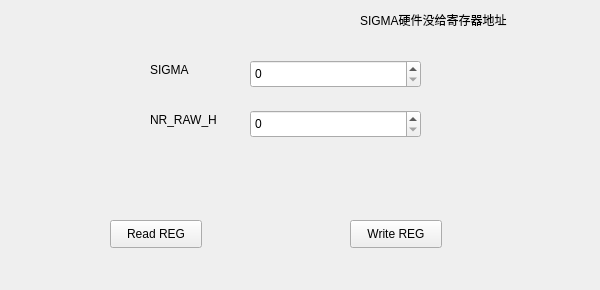
First picture: the form in Link_tab/nr_raw_tab.ui, repository HuJingwen1211/MCISP, before the edit.
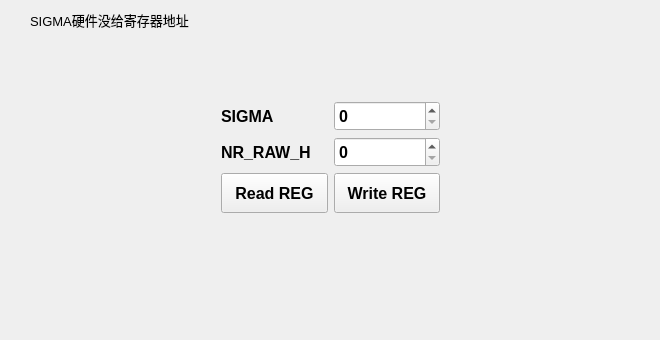
Second picture: the form after the edit.

Diff of the .ui file:
```diff
--- a/Link_tab/nr_raw_tab.ui
+++ b/Link_tab/nr_raw_tab.ui
@@ -6,97 +6,144 @@
    <rect>
     <x>0</x>
     <y>0</y>
-    <width>600</width>
-    <height>290</height>
+    <width>660</width>
+    <height>340</height>
    </rect>
   </property>
+  <property name="minimumSize">
+   <size>
+    <width>660</width>
+    <height>340</height>
+   </size>
+  </property>
   <property name="windowTitle">
    <string>NR_RAW_tab</string>
   </property>
-  <widget class="QSpinBox" name="nr_raw_sigma">
-   <property name="geometry">
-    <rect>
-     <x>250</x>
-     <y>60</y>
-     <width>171</width>
-     <height>28</height>
-    </rect>
-   </property>
-  </widget>
-  <widget class="QSpinBox" name="nr_raw_H">
-   <property name="geometry">
-    <rect>
-     <x>250</x>
-     <y>110</y>
-     <width>171</width>
-     <height>28</height>
-    </rect>
-   </property>
-  </widget>
   <widget class="QLabel" name="label">
    <property name="geometry">
     <rect>
-     <x>360</x>
+     <x>30</x>
      <y>10</y>
      <width>221</width>
      <height>20</height>
     </rect>
    </property>
+   <property name="font">
+    <font>
+     <pointsize>10</pointsize>
+    </font>
+   </property>
    <property name="text">
     <string>SIGMA硬件没给寄存器地址</string>
    </property>
   </widget>
+  <widget class="QWidget" name="">
+   <property name="geometry">
+    <rect>
+     <x>210</x>
+     <y>90</y>
+     <width>241</width>
+     <height>131</height>
+    </rect>
+   </property>
+   <layout class="QGridLayout" name="gridLayout">
+    <item row="0" column="0">
   <widget class="QLabel" name="label_2">
-   <property name="geometry">
-    <rect>
-     <x>150</x>
-     <y>60</y>
-     <width>50</width>
-     <height>19</height>
-    </rect>
+      <property name="font">
+       <font>
+        <pointsize>12</pointsize>
+        <bold>true</bold>
+       </font>
    </property>
    <property name="text">
     <string>SIGMA</string>
    </property>
   </widget>
+    </item>
+    <item row="0" column="1">
+     <widget class="QSpinBox" name="nr_raw_sigma">
+      <property name="minimumSize">
+       <size>
+        <width>0</width>
+        <height>30</height>
+       </size>
+      </property>
+      <property name="font">
+       <font>
+        <pointsize>12</pointsize>
+        <bold>true</bold>
+       </font>
+      </property>
+     </widget>
+    </item>
+    <item row="1" column="0">
   <widget class="QLabel" name="label_3">
-   <property name="geometry">
-    <rect>
-     <x>150</x>
-     <y>110</y>
-     <width>91</width>
-     <height>20</height>
-    </rect>
+      <property name="font">
+       <font>
+        <pointsize>12</pointsize>
+        <bold>true</bold>
+       </font>
    </property>
    <property name="text">
     <string>NR_RAW_H</string>
    </property>
   </widget>
+    </item>
+    <item row="1" column="1">
+     <widget class="QSpinBox" name="nr_raw_H">
+      <property name="minimumSize">
+       <size>
+        <width>0</width>
+        <height>30</height>
+       </size>
+      </property>
+      <property name="font">
+       <font>
+        <pointsize>12</pointsize>
+        <bold>true</bold>
+       </font>
+      </property>
+     </widget>
+    </item>
+    <item row="2" column="0">
   <widget class="QPushButton" name="nr_raw_read_btn">
-   <property name="geometry">
-    <rect>
-     <x>110</x>
-     <y>220</y>
-     <width>92</width>
-     <height>28</height>
-    </rect>
+      <property name="minimumSize">
+       <size>
+        <width>100</width>
+        <height>40</height>
+       </size>
+      </property>
+      <property name="font">
+       <font>
+        <pointsize>12</pointsize>
+        <bold>true</bold>
+       </font>
    </property>
    <property name="text">
     <string>Read REG</string>
    </property>
   </widget>
+    </item>
+    <item row="2" column="1">
   <widget class="QPushButton" name="nr_raw_write_btn">
-   <property name="geometry">
-    <rect>
-     <x>350</x>
-     <y>220</y>
-     <width>92</width>
-     <height>28</height>
-    </rect>
+      <property name="minimumSize">
+       <size>
+        <width>100</width>
+        <height>40</height>
+       </size>
+      </property>
+      <property name="font">
+       <font>
+        <pointsize>12</pointsize>
+        <bold>true</bold>
+       </font>
    </property>
    <property name="text">
     <string>Write REG</string>
    </property>
+     </widget>
+    </item>
+   </layout>
   </widget>
  </widget>
  <layoutdefault spacing="6" margin="11"/>
```
Lines whose indentation alone changed are shown as unchanged.
